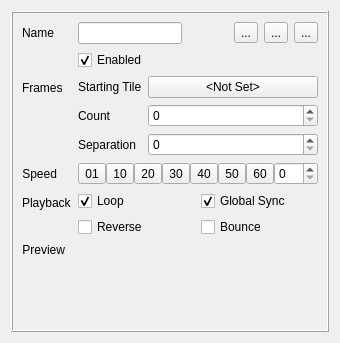
GameOverture/HarmonyEngine, file Editor/src/Assets/Atlas/TileSet/WgtTileSetAnimation.ui: the form before one commit.
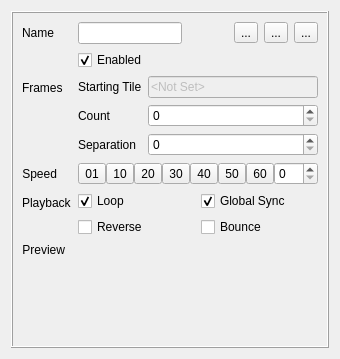
The form after the commit. Icons and pictures are not drawn.

Commit message: Removing a tileset now properly deletes its metadata; Tileset metadata now stores the number of sub-atlas tiles to properly reinitialize itself; Work towards tile aniamtions refactor

Patch:
```diff
--- a/Editor/src/Assets/Atlas/TileSet/WgtTileSetAnimation.ui
+++ b/Editor/src/Assets/Atlas/TileSet/WgtTileSetAnimation.ui
@@ -10,7 +10,7 @@
     <x>0</x>
     <y>0</y>
     <width>340</width>
-    <height>343</height>
+    <height>359</height>
    </rect>
   </property>
   <property name="sizePolicy">
@@ -264,7 +264,10 @@
          </widget>
         </item>
         <item row="0" column="1">
-         <widget class="QPushButton" name="btnStartingTile">
+         <widget class="QLineEdit" name="txtStartingTile">
+          <property name="enabled">
+           <bool>false</bool>
+          </property>
           <property name="text">
            <string>&lt;Not Set&gt;</string>
           </property>
```
Left out of the diff: 7 changed lines with no effect on the pictures. The commit also changes 6 other files.
